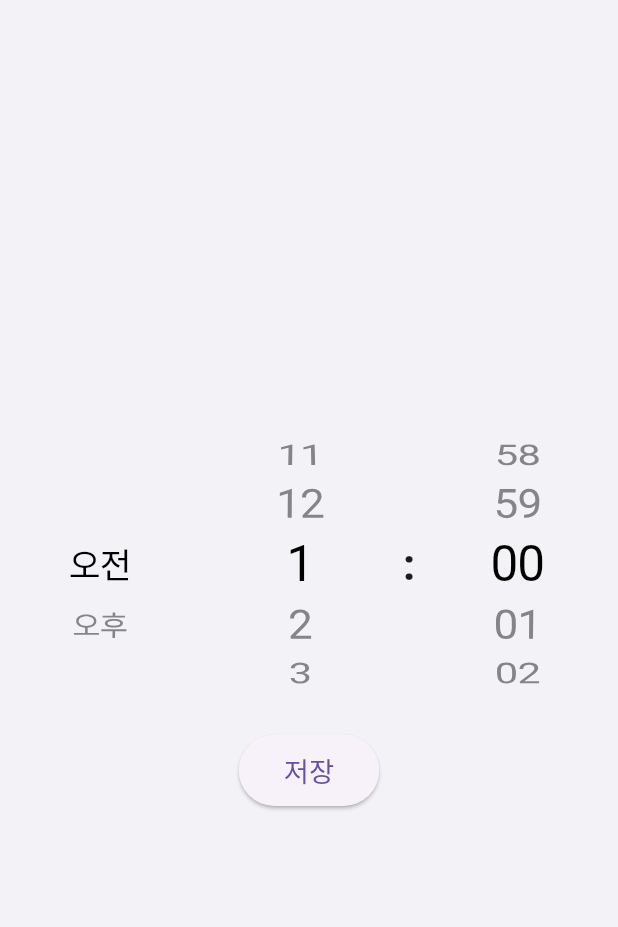
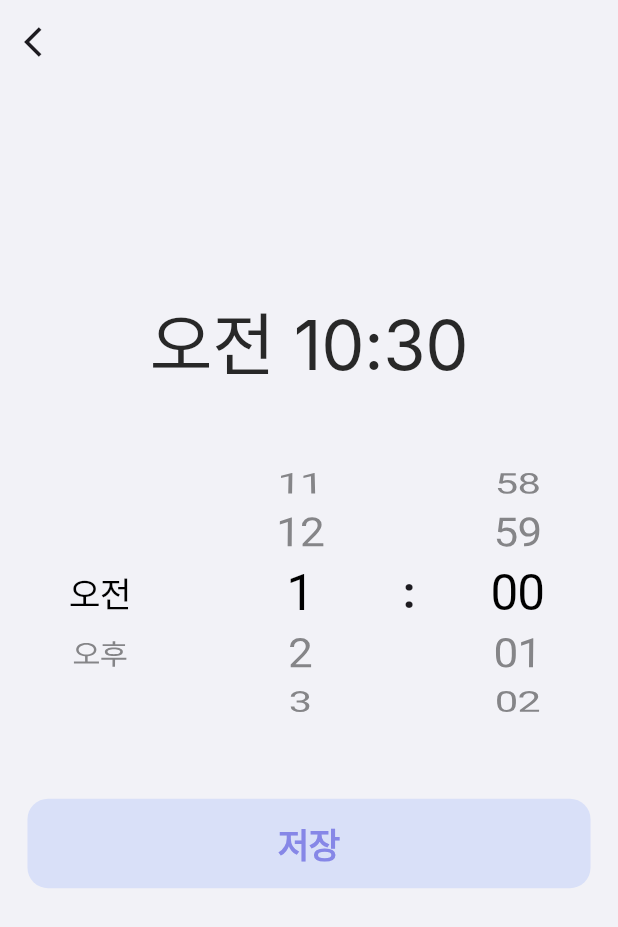
Before and after one commit to frihett/time_note, a Flutter app: the TimeSettingPage screen opened directly, on a phone screen of 412 x 824 dp. Shown: the top 927 px of the screen. Run offline on Flutter 3.47's test engine with Material 3 defaults, Android fonts, the phone set to English and light mode, and no system bars; our stand-ins replace flutter_local_notifications, flutter_screenutil, go_router, sqflite, table_calendar, timezone; accounts and stored records are empty; Roboto replaces fonts that are missing (Inter).

Commit message:
feat: 뷰모델 추가, 현재시간 추가

```diff
--- a/lib/time_setting_page.dart
+++ b/lib/presentation/time_setting/time_setting_page.dart
@@ -2,49 +2,43 @@ import 'package:flutter/cupertino.dart';
 import 'package:flutter/material.dart';
 import 'package:flutter_screenutil/flutter_screenutil.dart';
 import 'package:go_router/go_router.dart';
+import 'package:provider/provider.dart';
+import 'package:time_note/config/ui_style/ui_style.dart';
+import 'package:time_note/presentation/time_setting/time_setting_view_model.dart';
 
 class TimeSettingPage extends StatefulWidget {
-  final String? initialPeriod;
-  final int? initialHour;
-  final int? initialMinute;
-
-  TimeSettingPage({
-    Key? key,
-    this.initialPeriod,
-    this.initialHour,
-    this.initialMinute,
-  }) : super(key: key);
-
   @override
   _TimeSettingPageState createState() => _TimeSettingPageState();
 }
 
 class _TimeSettingPageState extends State<TimeSettingPage> {
-  late String _selectedPeriod;
-  late int _selectedHour;
-  late int _selectedMinute;
-
-  final List<String> _periods = ["오전", "오후"];
-  final List<int> _hours = List.generate(12, (index) => index + 1);
-  final List<int> _minutes = List.generate(60, (index) => index);
-
-  // late FixedExtentScrollController _hourController;
-
-  @override
-  void initState() {
-    super.initState();
-
-    _selectedPeriod = widget.initialPeriod ?? "오전";
-    _selectedHour = widget.initialHour ?? 1;
-    _selectedMinute = widget.initialMinute ?? 0;
-  }
-
   @override
   Widget build(BuildContext context) {
+    final viewModel = Provider.of<TimeSettingViewModel>(context);
+
     return Scaffold(
+      appBar: AppBar(
+        leading: IconButton(
+          icon: Icon(Icons.arrow_back_ios),
+          onPressed: () {
+            context.pop();
+          },
+        ),
+      ),
       body: Column(
-        mainAxisAlignment: MainAxisAlignment.center,
+        mainAxisAlignment: MainAxisAlignment.start,
         children: [
+          SizedBox(height: 100.h),
+          Container(
+            padding: EdgeInsets.symmetric(vertical: 16.h),
+            child: Text(
+              viewModel.currentTime,
+              style: UiStyle.h2Style.copyWith(
+                fontSize: 40.sp,
+              ),
+            ),
+          ),
+          SizedBox(height: 20.h),
           Container(
             height: 150.h,
             child: Row(
@@ -60,12 +54,8 @@ class _TimeSettingPageState extends State<TimeSettingPage> {
                     selectionOverlay: null,
                     looping: false,
                     itemExtent: 40.h,
-                    onSelectedItemChanged: (index) {
-                      setState(() {
-                        _selectedPeriod = _periods[index];
-                      });
-                    },
-                    children: _periods
+                    onSelectedItemChanged: viewModel.updatePeriod,
+                    children: viewModel.periods
                         .map((period) =>
                             Center(child: Container(child: Text(period))))
                         .toList(),
@@ -81,12 +71,8 @@ class _TimeSettingPageState extends State<TimeSettingPage> {
                     // scrollController: _hourController,
                     looping: true,
                     itemExtent: 40.h,
-                    onSelectedItemChanged: (index) {
-                      setState(() {
-                        _selectedHour = _hours[index];
-                      });
-                    },
-                    children: _hours
+                    onSelectedItemChanged: viewModel.updateHour,
+                    children: viewModel.hours
                         .map((hour) => Center(
                                 child: Text(
                               hour.toString(),
@@ -113,12 +99,8 @@ class _TimeSettingPageState extends State<TimeSettingPage> {
                     squeeze: 1.25,
                     looping: true,
                     itemExtent: 40.h,
-                    onSelectedItemChanged: (index) {
-                      setState(() {
-                        _selectedMinute = _minutes[index];
-                      });
-                    },
-                    children: _minutes
+                    onSelectedItemChanged: viewModel.updateMinute,
+                    children: viewModel.minutes
                         .map((minute) => Center(
                                 child: Text(
                               minute.toString().padLeft(2, '0'),
@@ -130,24 +112,29 @@ class _TimeSettingPageState extends State<TimeSettingPage> {
               ],
             ),
           ),
-          SizedBox(height: 20.h),
-          ElevatedButton(
-            onPressed: () {
-              context.pop({
-                'period': _selectedPeriod,
-                'hour': _selectedHour,
-                'minute': _selectedMinute,
-              });
+          SizedBox(height: 40.h),
+          GestureDetector(
+            onTap: () {
+              context.pop(viewModel.getSelectedTime());
             },
             child: Container(
-                alignment: Alignment.center,
-                width: 40.w,
-                height: 40.h,
-                child: Text(
-                  '저장',
-                  style: TextStyle(fontSize: 16.sp),
-                )),
-          ),
+              alignment: Alignment.center,
+              width: double.infinity,
+              height: 50.h,
+              margin: EdgeInsets.symmetric(horizontal: 16.w),
+              decoration: BoxDecoration(
+                color: UiStyle.secondaryColorSurface,
+                borderRadius: BorderRadius.circular(12.r),
+              ),
+              child: Text(
+                '저장',
+                style: UiStyle.h2Style.copyWith(
+                  color: UiStyle.primaryColor,
+                  fontWeight: FontWeight.bold,
+                ),
+              ),
+            ),
+          )
         ],
       ),
     );
--- /dev/null
+++ b/lib/presentation/time_setting/time_setting_view_model.dart
@@ -0,0 +1,79 @@
+import 'dart:async';
+
+import 'package:flutter/material.dart';
+
+class TimeSettingViewModel extends ChangeNotifier {
+  late String _selectedPeriod;
+  late int _selectedHour;
+  late int _selectedMinute;
+
+  final List<String> periods = ["오전", "오후"];
+  final List<int> hours = List.generate(12, (index) => index + 1);
+  final List<int> minutes = List.generate(60, (index) => index);
+
+  Timer? _timer;
+  String _currentTime = "";
+
+  TimeSettingViewModel({
+    String? initialPeriod,
+    int? initialHour,
+    int? initialMinute,
+  }) {
+    _selectedPeriod = initialPeriod ?? "오전";
+    _selectedHour = initialHour ?? 1;
+    _selectedMinute = initialMinute ?? 0;
+
+    _updateCurrentTime();
+    _startTimer();
+  }
+
+  String get selectedPeriod => _selectedPeriod;
+
+  int get selectedHour => _selectedHour;
+
+  int get selectedMinute => _selectedMinute;
+
+  String get currentTime => _currentTime;
+
+  void updatePeriod(int index) {
+    _selectedPeriod = periods[index];
+    notifyListeners();
+  }
+
+  void updateHour(int index) {
+    _selectedHour = hours[index];
+    notifyListeners();
+  }
+
+  void updateMinute(int index) {
+    _selectedMinute = minutes[index];
+    notifyListeners();
+  }
+
+  Map<String, dynamic> getSelectedTime() {
+    return {
+      'period': _selectedPeriod,
+      'hour': _selectedHour,
+      'minute': _selectedMinute,
+    };
+  }
+
+  void _updateCurrentTime() {
+    final now = DateTime.now();
+    _currentTime =
+        "${now.hour > 12 ? '오후' : '오전'} ${now.hour % 12 == 0 ? 12 : now.hour % 12}:${now.minute.toString().padLeft(2, '0')}";
+    notifyListeners();
+  }
+
+  void _startTimer() {
+    _timer = Timer.periodic(Duration(minutes: 1), (timer) {
+      _updateCurrentTime();
+    });
+  }
+
+  @override
+  void dispose() {
+    _timer?.cancel();
+    super.dispose();
+  }
+}
```
